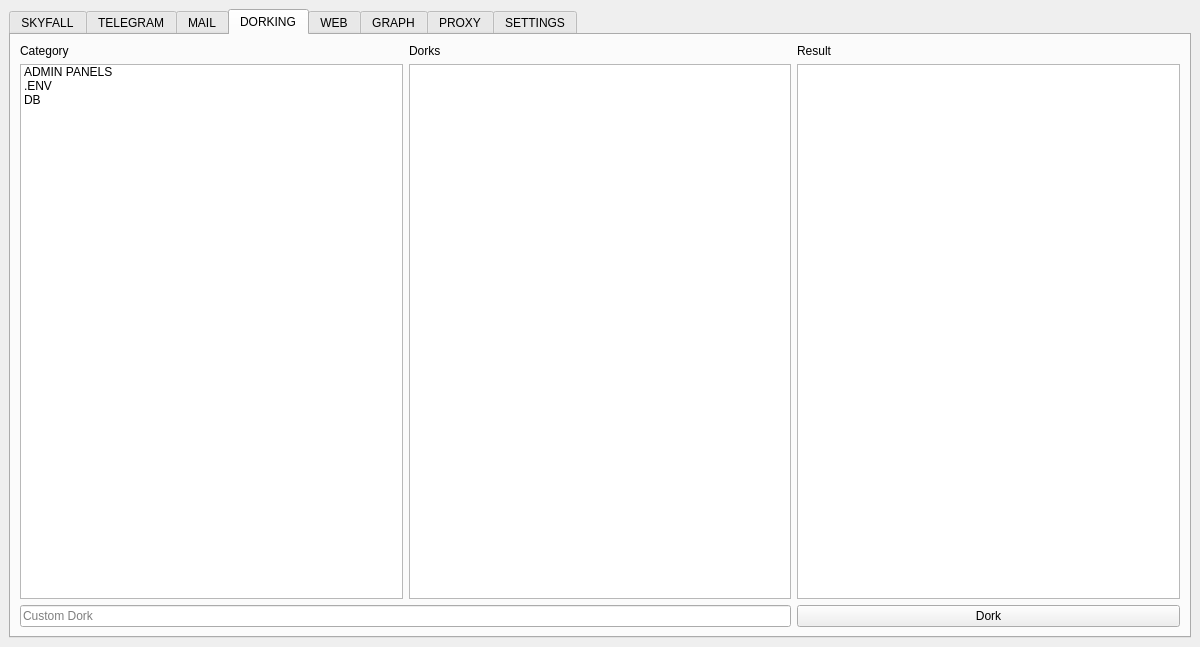
Qt form resources/form.ui (Nighty3098/SkyFall) before a commit.
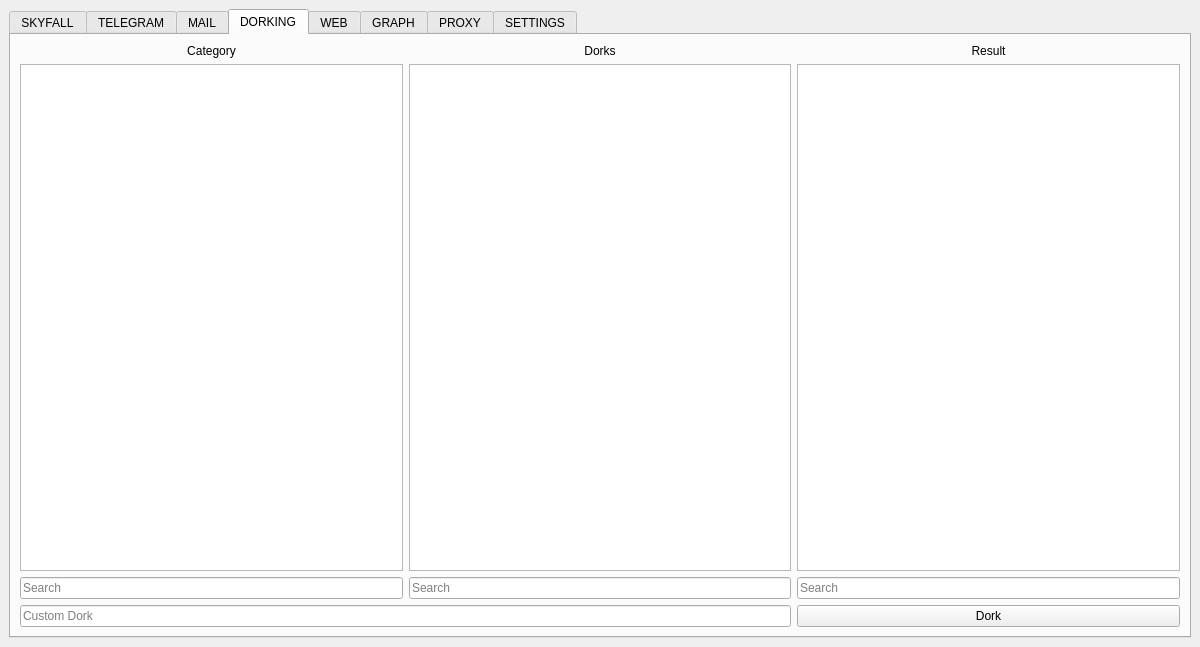
The same form after that commit. The open tabs and pages were chosen to show the change.

Commit message: Working on MVP | Working on dorks functional

The edit to the form file:
```diff
--- a/resources/form.ui
+++ b/resources/form.ui
@@ -18,7 +18,7 @@
     <item>
      <widget class="QTabWidget" name="mainTabsWidget">
       <property name="currentIndex">
-       <number>0</number>
+       <number>3</number>
       </property>
       <widget class="QWidget" name="mainTab">
        <attribute name="title">
@@ -448,66 +448,80 @@
        <layout class="QVBoxLayout" name="verticalLayout_12">
         <item>
          <layout class="QGridLayout" name="gridLayout_5">
-          <item row="0" column="1">
-           <widget class="QLabel" name="label_9">
+          <item row="4" column="2">
+           <widget class="QPushButton" name="dorkItButton">
             <property name="text">
-             <string>Dorks</string>
+             <string>Dork</string>
             </property>
            </widget>
           </item>
+          <item row="1" column="1">
+           <widget class="QListWidget" name="dorksList"/>
+          </item>
           <item row="0" column="0">
            <widget class="QLabel" name="label_8">
             <property name="text">
              <string>Category</string>
             </property>
+            <property name="alignment">
+             <set>Qt::AlignmentFlag::AlignCenter</set>
+            </property>
            </widget>
           </item>
           <item row="1" column="2">
            <widget class="QPlainTextEdit" name="dorksResult"/>
           </item>
-          <item row="1" column="1">
-           <widget class="QListWidget" name="dorksList"/>
-          </item>
-          <item row="1" column="0">
-           <widget class="QListWidget" name="dorksCategoryList">
-            <item>
-             <property name="text">
-              <string>ADMIN PANELS</string>
-             </property>
-            </item>
-            <item>
-             <property name="text">
-              <string>.ENV</string>
-             </property>
-            </item>
-            <item>
-             <property name="text">
-              <string>DB</string>
-             </property>
-            </item>
-           </widget>
-          </item>
-          <item row="2" column="2">
-           <widget class="QPushButton" name="dorkItButton">
-            <property name="text">
-             <string>Dork</string>
-            </property>
-           </widget>
-          </item>
           <item row="0" column="2">
            <widget class="QLabel" name="label_10">
             <property name="text">
              <string>Result</string>
             </property>
+            <property name="alignment">
+             <set>Qt::AlignmentFlag::AlignCenter</set>
+            </property>
            </widget>
           </item>
-          <item row="2" column="0" colspan="2">
+          <item row="4" column="0" colspan="2">
            <widget class="QLineEdit" name="customDorkEdit">
             <property name="placeholderText">
              <string>Custom Dork</string>
             </property>
            </widget>
           </item>
+          <item row="2" column="0">
+           <widget class="QLineEdit" name="dorksCategorySearchEdit">
+            <property name="placeholderText">
+             <string>Search</string>
+            </property>
+           </widget>
+          </item>
+          <item row="0" column="1">
+           <widget class="QLabel" name="label_9">
+            <property name="text">
+             <string>Dorks</string>
+            </property>
+            <property name="alignment">
+             <set>Qt::AlignmentFlag::AlignCenter</set>
+            </property>
+           </widget>
+          </item>
+          <item row="1" column="0">
+           <widget class="QListWidget" name="dorksCategoryList"/>
+          </item>
+          <item row="2" column="1">
+           <widget class="QLineEdit" name="dorksListSearchEdit">
+            <property name="placeholderText">
+             <string>Search</string>
+            </property>
+           </widget>
+          </item>
+          <item row="2" column="2">
+           <widget class="QLineEdit" name="dorksResultSearchEdit">
+            <property name="placeholderText">
+             <string>Search</string>
+            </property>
+           </widget>
+          </item>
          </layout>
         </item>
        </layout>
```
The commit also changes 7 other files.
